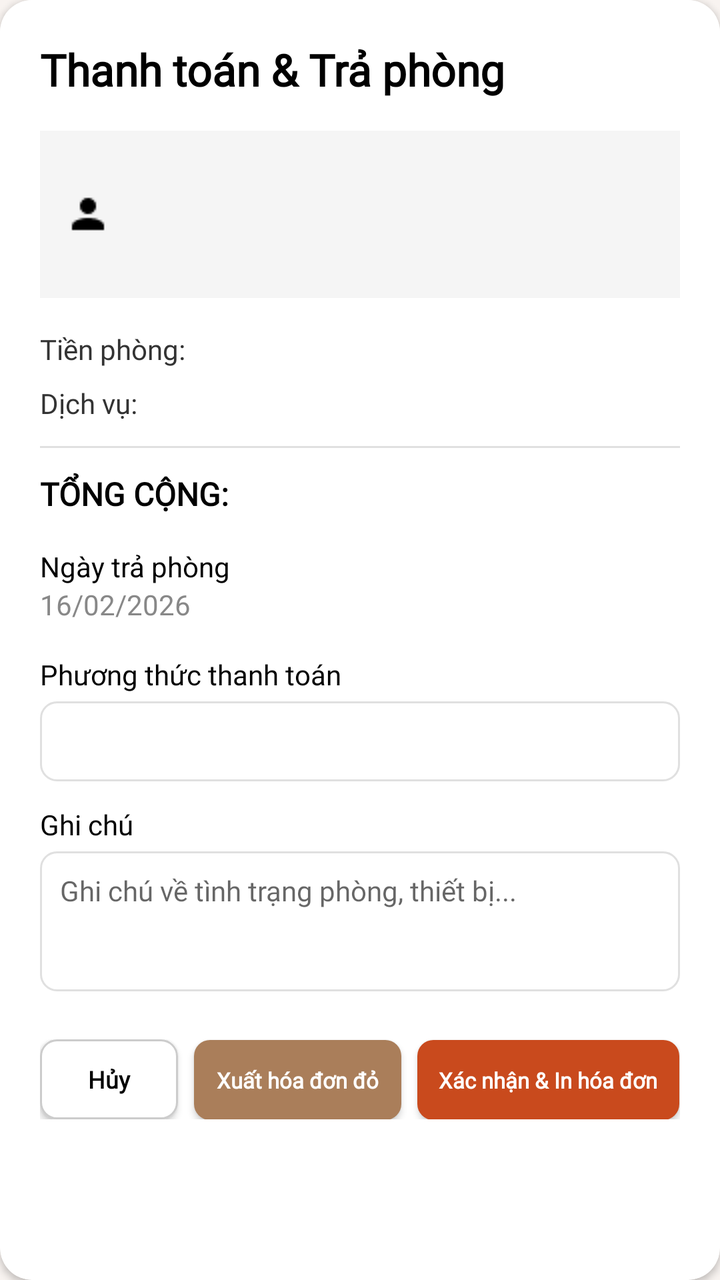
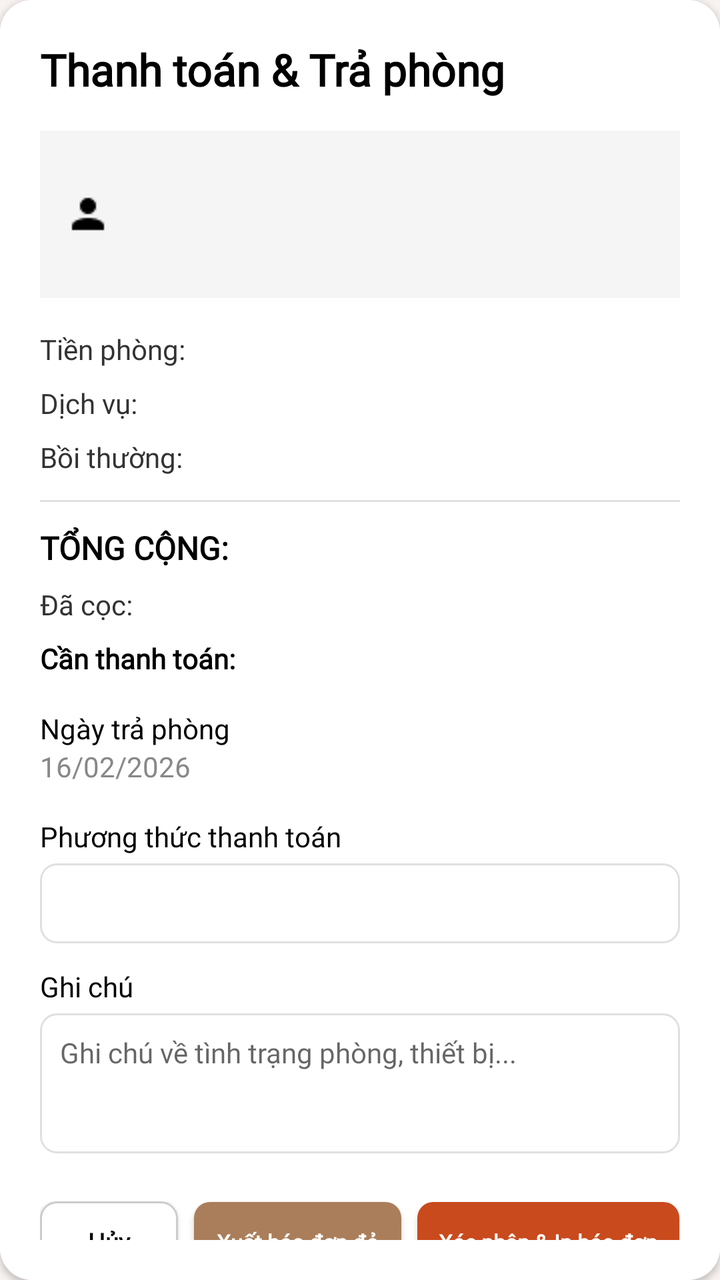

Before-and-after screenshots of an Android layout around one commit, followed by the original layout XML and the change that was made.
<!-- AndroidManifest.xml: application theme Theme.Project_Mobile -->
<!-- res/layout/dialog_payment_checkout.xml -->
<?xml version="1.0" encoding="utf-8"?>
<androidx.cardview.widget.CardView xmlns:android="http://schemas.android.com/apk/res/android"
    xmlns:app="http://schemas.android.com/apk/res-auto"
    android:layout_width="match_parent"
    android:layout_height="wrap_content"
    app:cardCornerRadius="16dp"
    android:layout_margin="16dp">

    <LinearLayout
        android:layout_width="match_parent"
        android:layout_height="wrap_content"
        android:background="@android:color/white"
        android:orientation="vertical"
        android:padding="20dp">

        <TextView
            android:layout_width="match_parent"
            android:layout_height="wrap_content"
            android:text="Thanh toán &amp; Trả phòng"
            android:textSize="22sp"
            android:fontFamily="@font/livvic"
            android:textStyle="bold"
            android:textColor="@color/black"
            android:layout_marginBottom="16dp"/>

        <LinearLayout
            android:layout_width="match_parent"
            android:layout_height="wrap_content"
            android:background="#F5F5F5"
            android:padding="12dp"
            android:orientation="horizontal"
            android:gravity="center_vertical"
            android:layout_marginBottom="16dp">

            <ImageView
                android:layout_width="24dp"
                android:layout_height="24dp"
                android:src="@drawable/user"
                android:layout_marginEnd="12dp"
                app:tint="@color/black"/>

            <LinearLayout
                android:layout_width="match_parent"
                android:layout_height="wrap_content"
                android:orientation="vertical">
                <TextView android:id="@+id/tvDialogName" android:layout_width="match_parent" android:layout_height="wrap_content" android:textStyle="bold" android:fontFamily="@font/livvic" android:textColor="@color/black" android:textSize="16sp"/>
                <TextView android:id="@+id/tvDialogRoom" android:layout_width="match_parent" android:layout_height="wrap_content" android:fontFamily="@font/livvic" android:textColor="#888888" android:textSize="14sp"/>
                <TextView android:id="@+id/tvDialogDateRange" android:layout_width="match_parent" android:layout_height="wrap_content" android:fontFamily="@font/livvic" android:textColor="#888888" android:textSize="14sp"/>
            </LinearLayout>
        </LinearLayout>

        <LinearLayout android:layout_width="match_parent" android:layout_height="wrap_content" android:orientation="horizontal" android:layout_marginBottom="8dp">

            <TextView
                android:layout_width="0dp"
                android:layout_height="wrap_content"
                android:layout_weight="1"
                android:fontFamily="@font/livvic"
                android:text="Tiền phòng:"
                android:textColor="#333333" />

            <TextView android:id="@+id/tvDialogRoomFee" android:layout_width="wrap_content" android:layout_height="wrap_content" android:fontFamily="@font/livvic" android:textColor="@color/black"/>
        </LinearLayout>

        <LinearLayout android:layout_width="match_parent" android:layout_height="wrap_content" android:orientation="horizontal" android:layout_marginBottom="12dp">
            <TextView android:layout_width="0dp" android:layout_height="wrap_content" android:layout_weight="1" android:text="Dịch vụ:" android:fontFamily="@font/livvic" android:textColor="#333333"/>
            <TextView android:id="@+id/tvDialogServiceFee" android:layout_width="wrap_content" android:layout_height="wrap_content" android:fontFamily="@font/livvic" android:textColor="@color/black"/>
        </LinearLayout>

        <View android:layout_width="match_parent" android:layout_height="1dp" android:background="#E0E0E0" android:layout_marginBottom="12dp"/>

        <LinearLayout android:layout_width="match_parent" android:layout_height="wrap_content" android:orientation="horizontal" android:layout_marginBottom="16dp">
            <TextView android:layout_width="0dp" android:layout_height="wrap_content" android:layout_weight="1" android:text="TỔNG CỘNG:" android:fontFamily="@font/livvic" android:textStyle="bold" android:textSize="16sp" android:textColor="@color/black"/>
            <TextView android:id="@+id/tvDialogTotal" android:layout_width="wrap_content" android:layout_height="wrap_content" android:fontFamily="@font/livvic" android:textStyle="bold" android:textSize="16sp" android:textColor="#AA7E5A"/>
        </LinearLayout>

        <LinearLayout android:layout_width="match_parent" android:layout_height="wrap_content" android:orientation="horizontal" android:layout_marginBottom="16dp">
            <LinearLayout android:layout_width="0dp" android:layout_height="wrap_content" android:layout_weight="1" android:orientation="vertical">
                <TextView android:layout_width="wrap_content" android:layout_height="wrap_content" android:text="Ngày trả phòng" android:textColor="@color/black"/>
                <TextView android:id="@+id/tvDialogCheckoutDate" android:layout_width="wrap_content" android:layout_height="wrap_content" android:text="16/02/2026" android:textColor="#888888"/>
            </LinearLayout>
            <LinearLayout android:layout_width="wrap_content" android:layout_height="wrap_content" android:orientation="vertical" android:gravity="end">
                <TextView android:id="@+id/tvDialogTotalGuests" android:layout_width="wrap_content" android:layout_height="wrap_content" android:textStyle="bold" android:textColor="@color/black"/>
                <TextView android:id="@+id/tvDialogGuestDetails" android:layout_width="wrap_content" android:layout_height="wrap_content" android:textColor="#888888"/>
            </LinearLayout>
        </LinearLayout>

        <TextView android:layout_width="match_parent" android:layout_height="wrap_content" android:text="Phương thức thanh toán" android:fontFamily="@font/livvic" android:textColor="@color/black" android:textSize="14sp"/>
        <Spinner android:id="@+id/spinnerPayment" android:layout_width="match_parent" android:layout_height="40dp" android:background="@drawable/bg_spinner_border" android:layout_marginTop="4dp" android:layout_marginBottom="12dp"/>

        <TextView android:layout_width="match_parent" android:layout_height="wrap_content" android:text="Ghi chú" android:fontFamily="@font/livvic" android:textColor="@color/black" android:textSize="14sp"/>
        <EditText android:id="@+id/etNote" android:layout_width="match_parent" android:layout_height="70dp" android:background="@drawable/bg_edittext_border" android:gravity="top|start" android:hint="Ghi chú về tình trạng phòng, thiết bị..." android:fontFamily="@font/livvic" android:textSize="14sp" android:padding="10dp" android:layout_marginTop="4dp" android:layout_marginBottom="24dp"/>

        <LinearLayout
            android:layout_width="match_parent"
            android:layout_height="wrap_content"
            android:orientation="horizontal"
            android:weightSum="4.4">

            <androidx.appcompat.widget.AppCompatButton
                android:id="@+id/btnCancel"
                android:layout_width="0dp"
                android:layout_height="40dp"
                android:layout_weight="1"
                android:background="@drawable/bg_btn_cancel"
                android:textColor="@color/black"
                android:text="Hủy"
                android:fontFamily="@font/livvic"
                android:textStyle="bold"
                android:textAllCaps="false"
                android:textSize="12sp"
                android:layout_marginEnd="8dp" />

            <androidx.appcompat.widget.AppCompatButton
                android:id="@+id/btnRedInvoice"
                android:layout_width="0dp"
                android:layout_height="40dp"
                android:layout_weight="1.5"
                android:background="@drawable/bg_btn_red_invoice"
                android:textColor="@android:color/white"
                android:text="Xuất hóa đơn đỏ"
                android:fontFamily="@font/livvic"
                android:textStyle="bold"
                android:textAllCaps="false"
                android:layout_marginEnd="8dp"
                android:textSize="11sp"
                android:padding="0dp" />

            <androidx.appcompat.widget.AppCompatButton
                android:id="@+id/btnConfirmPrint"
                android:layout_width="0dp"
                android:layout_height="40dp"
                android:layout_weight="1.9"
                android:background="@drawable/bg_btn_confirm_print"
                android:textColor="@android:color/white"
                android:text="Xác nhận &amp; In hóa đơn"
                android:fontFamily="@font/livvic"
                android:textStyle="bold"
                android:textAllCaps="false"
                android:textSize="11sp"
                android:padding="0dp" />
        </LinearLayout>
    </LinearLayout>
</androidx.cardview.widget.CardView>
<!-- resources referenced by this layout -->
<resources>
  <color name="black">#FF000000</color>
  <!-- drawable bg_btn_cancel (drawable) -->
  <shape xmlns:android="http://schemas.android.com/apk/res/android">
      <solid android:color="@android:color/white"/>
      <stroke android:width="1dp" android:color="#CCCCCC"/>
      <corners android:radius="8dp"/>
  </shape>
  <!-- drawable bg_btn_confirm_print (drawable) -->
  <?xml version="1.0" encoding="utf-8"?>
  <shape xmlns:android="http://schemas.android.com/apk/res/android">
      <solid android:color="#C94A1D"/> <corners android:radius="8dp"/>
  </shape>
  <!-- drawable bg_btn_red_invoice (drawable) -->
  <?xml version="1.0" encoding="utf-8"?>
  <shape xmlns:android="http://schemas.android.com/apk/res/android">
      <solid android:color="#AA7E5A"/> <corners android:radius="8dp"/>
  </shape>
  <!-- drawable bg_edittext_border (drawable) -->
  <shape xmlns:android="http://schemas.android.com/apk/res/android">
      <solid android:color="@android:color/white"/>
      <stroke android:width="1dp" android:color="#E0E0E0"/>
      <corners android:radius="8dp"/>
  </shape>
  <!-- drawable bg_spinner_border (drawable) -->
  <shape xmlns:android="http://schemas.android.com/apk/res/android">
      <solid android:color="@android:color/white"/>
      <stroke android:width="1dp" android:color="#E0E0E0"/>
      <corners android:radius="8dp"/>
  </shape>
  <!-- drawable user: png bitmap (drawable, 287 bytes) -->
  <style name="Theme.Project_Mobile" parent="Base.Theme.Project_Mobile" />
  <style name="Base.Theme.Project_Mobile" parent="Theme.MaterialComponents.DayNight.NoActionBar">
          
          <item name="colorPrimary">@color/primary_accent</item>
          <item name="colorPrimaryVariant">@color/primary_accent</item>
          <item name="colorOnPrimary">@color/white</item>
          
          <item name="colorSecondary">@color/secondary_text</item>
          <item name="colorSecondaryVariant">@color/secondary_text</item>
          <item name="colorOnSecondary">@color/black</item>
          
          <item name="android:statusBarColor">@color/background_main</item>
          <item name="android:windowLightStatusBar" tools:targetApi="m">true</item>
          
          <item name="android:windowBackground">@color/background_main</item>
      </style>
  <color name="primary_accent">#B85A1B</color>
  <color name="white">#FFFFFFFF</color>
  <color name="secondary_text">#6D5D51</color>
  <color name="background_main">#F8F3F0</color>
</resources>

<!-- the commit's change to res/layout/dialog_payment_checkout.xml (unified diff, before → after) -->
@@ -62,16 +62,31 @@
             <TextView android:id="@+id/tvDialogRoomFee" android:layout_width="wrap_content" android:layout_height="wrap_content" android:fontFamily="@font/livvic" android:textColor="@color/black"/>
         </LinearLayout>
 
-        <LinearLayout android:layout_width="match_parent" android:layout_height="wrap_content" android:orientation="horizontal" android:layout_marginBottom="12dp">
+        <LinearLayout android:layout_width="match_parent" android:layout_height="wrap_content" android:orientation="horizontal" android:layout_marginBottom="8dp">
             <TextView android:layout_width="0dp" android:layout_height="wrap_content" android:layout_weight="1" android:text="Dịch vụ:" android:fontFamily="@font/livvic" android:textColor="#333333"/>
             <TextView android:id="@+id/tvDialogServiceFee" android:layout_width="wrap_content" android:layout_height="wrap_content" android:fontFamily="@font/livvic" android:textColor="@color/black"/>
         </LinearLayout>
 
+        <LinearLayout android:layout_width="match_parent" android:layout_height="wrap_content" android:orientation="horizontal" android:layout_marginBottom="12dp">
+            <TextView android:layout_width="0dp" android:layout_height="wrap_content" android:layout_weight="1" android:text="Bồi thường:" android:fontFamily="@font/livvic" android:textColor="#333333"/>
+            <TextView android:id="@+id/tvDialogDamageFee" android:layout_width="wrap_content" android:layout_height="wrap_content" android:fontFamily="@font/livvic" android:textColor="@color/black"/>
+        </LinearLayout>
+
         <View android:layout_width="match_parent" android:layout_height="1dp" android:background="#E0E0E0" android:layout_marginBottom="12dp"/>
 
-        <LinearLayout android:layout_width="match_parent" android:layout_height="wrap_content" android:orientation="horizontal" android:layout_marginBottom="16dp">
+        <LinearLayout android:layout_width="match_parent" android:layout_height="wrap_content" android:orientation="horizontal" android:layout_marginBottom="8dp">
             <TextView android:layout_width="0dp" android:layout_height="wrap_content" android:layout_weight="1" android:text="TỔNG CỘNG:" android:fontFamily="@font/livvic" android:textStyle="bold" android:textSize="16sp" android:textColor="@color/black"/>
             <TextView android:id="@+id/tvDialogTotal" android:layout_width="wrap_content" android:layout_height="wrap_content" android:fontFamily="@font/livvic" android:textStyle="bold" android:textSize="16sp" android:textColor="#AA7E5A"/>
+        </LinearLayout>
+
+        <LinearLayout android:layout_width="match_parent" android:layout_height="wrap_content" android:orientation="horizontal" android:layout_marginBottom="8dp">
+            <TextView android:layout_width="0dp" android:layout_height="wrap_content" android:layout_weight="1" android:text="Đã cọc:" android:fontFamily="@font/livvic" android:textColor="#333333"/>
+            <TextView android:id="@+id/tvDialogDeposit" android:layout_width="wrap_content" android:layout_height="wrap_content" android:fontFamily="@font/livvic" android:textColor="@color/black"/>
+        </LinearLayout>
+
+        <LinearLayout android:layout_width="match_parent" android:layout_height="wrap_content" android:orientation="horizontal" android:layout_marginBottom="16dp">
+            <TextView android:id="@+id/tvDialogAmountDueLabel" android:layout_width="0dp" android:layout_height="wrap_content" android:layout_weight="1" android:text="Cần thanh toán:" android:fontFamily="@font/livvic" android:textStyle="bold" android:textColor="@color/black"/>
+            <TextView android:id="@+id/tvDialogAmountDue" android:layout_width="wrap_content" android:layout_height="wrap_content" android:fontFamily="@font/livvic" android:textStyle="bold" android:textColor="#AA7E5A"/>
         </LinearLayout>
 
         <LinearLayout android:layout_width="match_parent" android:layout_height="wrap_content" android:orientation="horizontal" android:layout_marginBottom="16dp">
